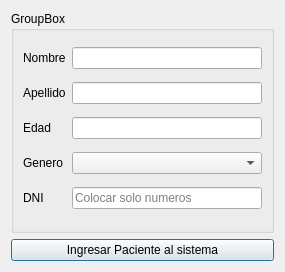
Above: TP1/pacientes.ui from Naza824/TP1 before the change. Below: the same form after it.
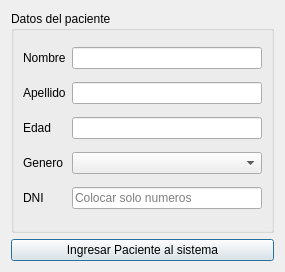
That is the form after the change.

What changed in the file:
```diff
--- a/TP1/pacientes.ui
+++ b/TP1/pacientes.ui
@@ -17,7 +17,7 @@
    <item row="0" column="0">
     <widget class="QGroupBox" name="groupBox">
      <property name="title">
-      <string>GroupBox</string>
+      <string>Datos del paciente</string>
      </property>
      <layout class="QGridLayout" name="gridLayout">
       <item row="2" column="1">
```
Left out of the diff: 25 changed lines with no effect on the pictures.
